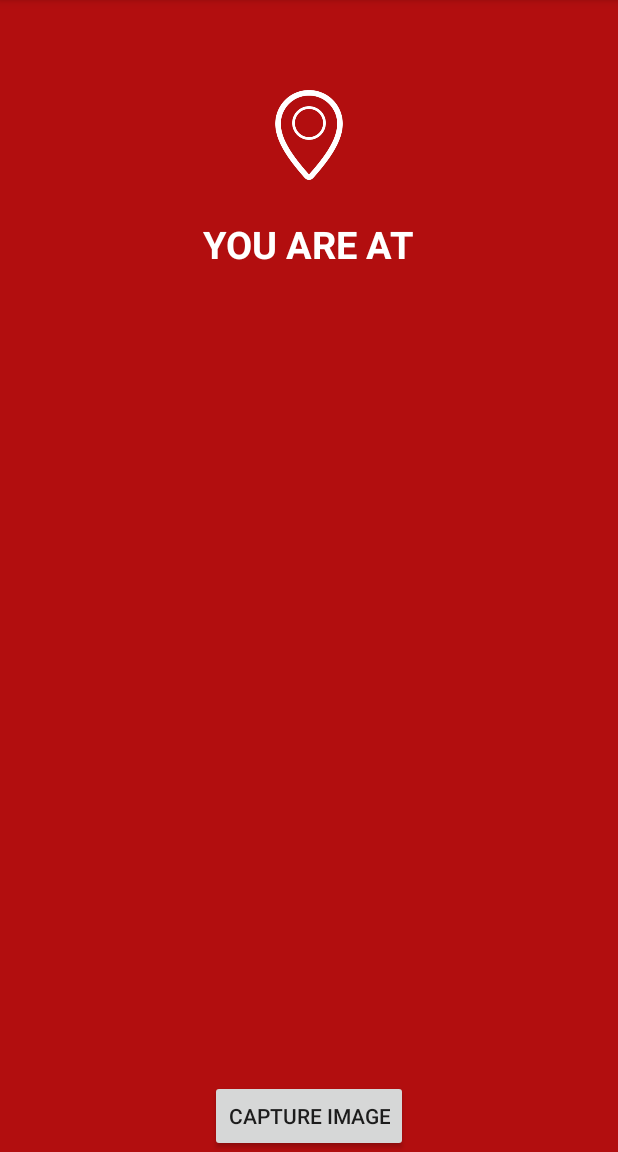
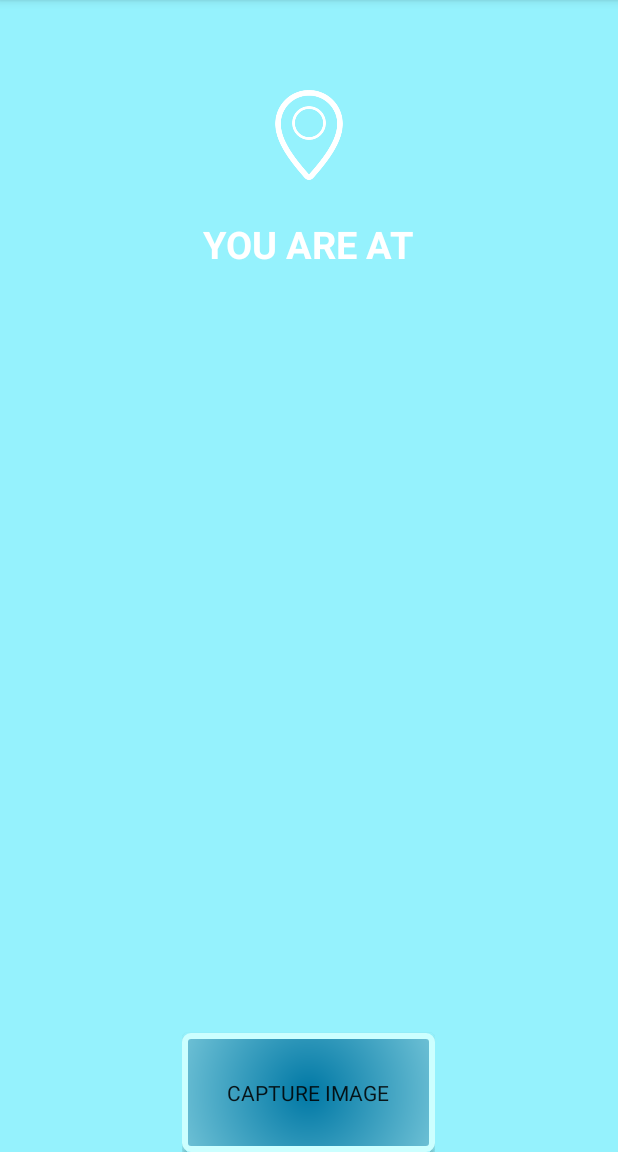
Before and after one commit to shubhdo/Location-Tracker, an Android app: the MainActivity screen opened directly, with no data from a screen before it, on a phone screen of 412 x 824 dp, the part 84-1236 px from its top. Run offline under Robolectric (Android 15) with nearby library versions, the light colour scheme and no system bars; our stand-ins replace Firebase (no records; nobody signed in at launch, a user with empty details on screens opened directly).

Commit message:
improved UI added activity transition animation added firebase storage dependency

```diff
--- a/app/build.gradle
+++ b/app/build.gradle
@@ -31,6 +31,7 @@
     compile 'com.firebaseui:firebase-ui-database:0.4.0'
     compile 'com.google.android.gms:play-services-maps:10.0.1'
     compile 'com.google.firebase:firebase-crash:10.0.1'
+    compile 'com.google.firebase:firebase-storage:10.0.1'
     testCompile 'junit:junit:4.12'
     compile project(':sinch-sdk')
 }
--- a/app/src/main/java/social/com/locationtutorial/DeviceListActivity.java
+++ b/app/src/main/java/social/com/locationtutorial/DeviceListActivity.java
@@ -31,6 +31,7 @@
             public void onClick(View view) {
                 Intent i=new Intent(DeviceListActivity.this,MainActivity.class);
                 startActivity(i);
+                overridePendingTransition(R.anim.enter,R.anim.exit);
             }
         });
         mDatabaseReference = FirebaseDatabase.getInstance().getReference();
@@ -48,6 +49,8 @@
                         i.putExtra("lat",model.mLatitude);
                         i.putExtra("long",model.mLongitude);
                         startActivity(i);
+                        overridePendingTransition(R.anim.enter,R.anim.exit);
+
                     }
                 });
                 ((TextView)view.findViewById(R.id.text2)).setText("Latitude:"+model.mLatitude+"  "+"Longitude:"+model.mLongitude);
--- a/app/src/main/java/social/com/locationtutorial/MainActivity.java
+++ b/app/src/main/java/social/com/locationtutorial/MainActivity.java
@@ -217,5 +217,9 @@
 
     }
 
-
+    @Override
+    public void onBackPressed() {
+        super.onBackPressed();
+        overridePendingTransition(R.anim.left_to_right,R.anim.right_to_left);
+    }
 }
--- a/app/src/main/java/social/com/locationtutorial/MapsActivity.java
+++ b/app/src/main/java/social/com/locationtutorial/MapsActivity.java
@@ -60,5 +60,10 @@
 
     }
 
+    @Override
+    public void onBackPressed() {
+        super.onBackPressed();
+        overridePendingTransition(R.anim.left_to_right,R.anim.right_to_left);
 
+    }
 }
--- /dev/null
+++ b/app/src/main/res/drawable/button_background.xml
@@ -0,0 +1,18 @@
+<?xml version="1.0" encoding="utf-8"?>
+<shape xmlns:android="http://schemas.android.com/apk/res/android"
+    android:shape="rectangle">
+    <corners android:radius="4dp" />
+    <stroke
+        android:width="4dp"
+        android:color="#ccffff" />
+    <gradient
+        android:endColor="#CCFFFF"
+        android:gradientRadius="250"
+        android:startColor="#0078a5"
+        android:type="radial" />
+    <padding
+        android:bottom="30dp"
+        android:left="30dp"
+        android:right="30dp"
+        android:top="30dp" />
+</shape>
--- a/app/src/main/res/drawable/customdrawable.xml
+++ b/app/src/main/res/drawable/customdrawable.xml
@@ -1,6 +1,6 @@
 <?xml version="1.0" encoding="utf-8"?>
 <shape xmlns:android="http://schemas.android.com/apk/res/android" android:shape="rectangle">
-    <corners android:radius="1dp"/>
-    <padding android:left="1dp" android:right="1dp" android:top="1dp" android:bottom="1dp"/>
-    <stroke android:width="0.5dp" android:color="#d9d8d8"/>
+    <corners android:radius="2dp"/>
+    <padding android:left="2dp" android:right="2dp" android:top="3dp" android:bottom="3dp"/>
+    <stroke android:width="3dp" android:color="@color/view_bg"/>
 </shape>
--- a/app/src/main/res/layout/activity_main.xml
+++ b/app/src/main/res/layout/activity_main.xml
@@ -42,6 +42,7 @@
       <Button
           android:layout_width="wrap_content"
           android:layout_height="wrap_content"
+          android:background="@drawable/button_background"
           android:layout_gravity="bottom"
           android:onClick="Capture"
           android:text="Capture Image"
--- a/app/src/main/res/values/colors.xml
+++ b/app/src/main/res/values/colors.xml
@@ -3,10 +3,15 @@
     <color name="colorPrimary">#3F51B5</color>
     <color name="colorPrimaryDark">#303F9F</color>
     <color name="colorAccent">#FF4081</color>
-    <color name="view_bg">#b20e0f</color>
+    <color name="view_bg">#95f2fd</color>
     <color name="white">#ffffff</color>
     <color name="btn_bg">#3e4a56</color>
     <color name="sinch_purple">#ff63029d</color>
     <color name="off_white">#fffafafa</color>
     <color name="greyish">#fff2f1f2</color>
+    <color name="text_color_default">#00000C</color>
+    <color name="text_color_inverse">#FFFFFF</color>
+    <color name="list_row_default_bg">#ffffff</color>
+    <color name="list_row_pressed_bg">#008cef</color>
+    <color name="list_row_selected_bg">#86d3f6</color>
 </resources>
--- a/app/src/main/res/values/styles.xml
+++ b/app/src/main/res/values/styles.xml
@@ -6,6 +6,7 @@
         <item name="colorPrimary">@color/colorPrimary</item>
         <item name="colorPrimaryDark">@color/colorPrimaryDark</item>
         <item name="colorAccent">@color/colorAccent</item>
+        <item name="android:typeface">sans</item>
     </style>
 
 
```
Also changed, not shown: app/src/main/res/layout/activity_main2.xml (+9 -3 lines), app/src/main/res/layout/list_item.xml (+5 -5 lines).
